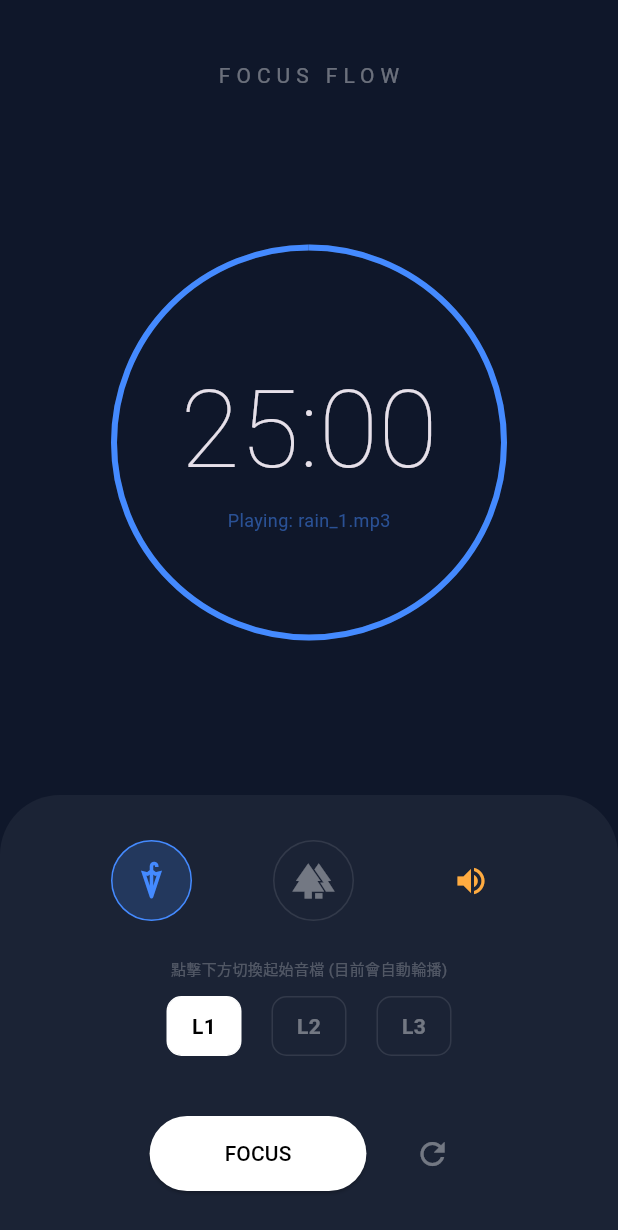
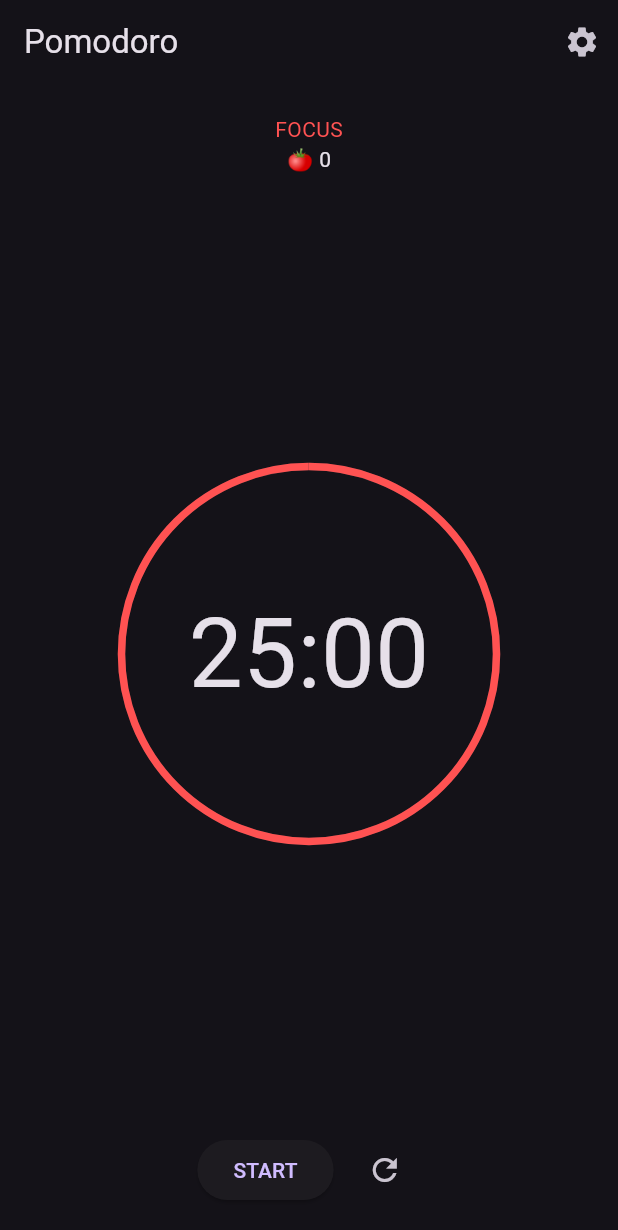
Before and after one commit to Lin-1015-newby/final_project, a Flutter app: the screen it shows after launch, on a phone screen of 412 x 824 dp. Shown: the top 1230 px of the screen. Run offline on Flutter 3.47's test engine with Material 3 defaults, Android fonts, the phone set to English and light mode, and no system bars; our stand-ins replace audioplayers.

```diff
--- a/lib/main.dart
+++ b/lib/main.dart
@@ -2,100 +2,75 @@ import 'dart:async';
 import 'package:flutter/material.dart';
 import 'package:audioplayers/audioplayers.dart';
 
-void main() => runApp(MaterialApp(
+void main() => runApp(const MyApp());
+
+class MyApp extends StatelessWidget {
+  const MyApp({super.key});
+
+  @override
+  Widget build(BuildContext context) {
+    return MaterialApp(
       debugShowCheckedModeBanner: false,
       theme: ThemeData.dark(),
-  home: PomodoroTimer(),
-));
+      home: const PomodoroTimer(),
+    );
+  }
+}
+
+/// ===============================
+/// 設定模型
+/// ===============================
+class PomodoroSettings {
+  int focusMinutes;
+  int shortBreakMinutes;
+  int longBreakMinutes;
+  int longBreakInterval;
+
+  PomodoroSettings({
+    this.focusMinutes = 25,
+    this.shortBreakMinutes = 5,
+    this.longBreakMinutes = 15,
+    this.longBreakInterval = 4,
+  });
+}
+
+/// ===============================
+/// 番茄鐘階段
+/// ===============================
+enum PomodoroPhase { focus, shortBreak, longBreak }
 
 class PomodoroTimer extends StatefulWidget {
+  const PomodoroTimer({super.key});
+
   @override
-  _PomodoroTimerState createState() => _PomodoroTimerState();
+  State<PomodoroTimer> createState() => _PomodoroTimerState();
 }
 
 class _PomodoroTimerState extends State<PomodoroTimer> {
-  static const int defaultTime = 1500;
-  int _seconds = defaultTime;
+  final PomodoroSettings _settings = PomodoroSettings();
+
+  PomodoroPhase _phase = PomodoroPhase.focus;
+  int _seconds = 25 * 60;
+  int _completedPomodoros = 0;
+  bool _isRunning = false;
+
   Timer? _timer;
-  bool _isRunning = false;
 
   final AudioPlayer _audioPlayer = AudioPlayer();
   bool _isSoundOn = true;
+  String _currentCategory = 'rain';
+  int _currentLevel = 1;
 
-  String _currentCategory = 'rain';
-  int _currentLevel = 1; // 1, 2, 3 輪流
+  int get focusTime => _settings.focusMinutes * 60;
+  int get shortBreakTime => _settings.shortBreakMinutes * 60;
+  int get longBreakTime => _settings.longBreakMinutes * 60;
 
   @override
   void initState() {
     super.initState();
-
-    // 重點：監聽播放結束事件，實作自動輪流播放
-    _audioPlayer.onPlayerComplete.listen((event) {
-      if (_isRunning && _isSoundOn) {
-        _playNextSound();
-      }
+    _audioPlayer.onPlayerComplete.listen((_) {
+      if (_isRunning && _isSoundOn) _playNextSound();
     });
-  }
-
-  // 核心邏輯：計算下一個音檔編號並播放
-  void _playNextSound() async {
-    setState(() {
-      // 1 -> 2 -> 3 -> 1 循環
-      _currentLevel = (_currentLevel % 3) + 1;
-    });
-    await _audioPlayer.play(AssetSource('sounds/$_currentFileName'));
-  }
-
-  String get _currentFileName => '${_currentCategory}_$_currentLevel.mp3';
-
-  void _toggleTimer() async {
-    if (_isRunning) {
-      _timer?.cancel();
-      await _audioPlayer.pause();
-    } else {
-      _timer = Timer.periodic(Duration(seconds: 1), (timer) {
-        setState(() {
-          if (_seconds > 0) {
-            _seconds--;
-          } else {
-            _timer?.cancel();
-            _isRunning = false;
-            _audioPlayer.stop();
-          }
-        });
-      });
-      if (_isSoundOn) {
-        await _audioPlayer.play(AssetSource('sounds/$_currentFileName'));
-      }
-    }
-    setState(() => _isRunning = !_isRunning);
-  }
-
-  void _resetTimer() {
-    _timer?.cancel();
-    _audioPlayer.stop();
-    setState(() {
-      _seconds = defaultTime;
-      _isRunning = false;
-      _currentLevel = 1; // 重置時回到第一個音檔
-    });
-  }
-
-  // 手動切換
-  void _manualUpdateSound(String category, int level) async {
-    setState(() {
-      _currentCategory = category;
-      _currentLevel = level;
-    });
-    if (_isRunning && _isSoundOn) {
-      await _audioPlayer.play(AssetSource('sounds/$_currentFileName'));
-    }
-  }
-
-  String _formatTime(int totalSeconds) {
-    int minutes = totalSeconds ~/ 60;
-    int seconds = totalSeconds % 60;
-    return '${minutes.toString().padLeft(2, '0')}:${seconds.toString().padLeft(2, '0')}';
   }
 
   @override
@@ -105,142 +80,276 @@ class _PomodoroTimerState extends State<PomodoroTimer> {
     super.dispose();
   }
 
+  /// ===============================
+  /// Timer
+  /// ===============================
+  void _startTimer() {
+    _timer = Timer.periodic(const Duration(seconds: 1), (_) {
+      if (_seconds <= 0) {
+        _handlePhaseComplete();
+        return;
+      }
+      setState(() => _seconds--);
+    });
+    _playSound();
+  }
+
+  void _pauseTimer() {
+    _timer?.cancel();
+    _audioPlayer.pause();
+    setState(() => _isRunning = false);
+  }
+
+  void _toggleTimer() {
+    setState(() => _isRunning = !_isRunning);
+    _isRunning ? _startTimer() : _pauseTimer();
+  }
+
+  void _resetTimer() {
+    _timer?.cancel();
+    _audioPlayer.stop();
+    setState(() {
+      _phase = PomodoroPhase.focus;
+      _seconds = focusTime;
+      _completedPomodoros = 0;
+      _isRunning = false;
+      _currentLevel = 1;
+    });
+  }
+
+  /// ===============================
+  /// 階段切換
+  /// ===============================
+  void _handlePhaseComplete() {
+    _timer?.cancel();
+    _audioPlayer.stop();
+
+    setState(() {
+      if (_phase == PomodoroPhase.focus) {
+        _completedPomodoros++;
+        if (_completedPomodoros % _settings.longBreakInterval == 0) {
+          _phase = PomodoroPhase.longBreak;
+          _seconds = longBreakTime;
+        } else {
+          _phase = PomodoroPhase.shortBreak;
+          _seconds = shortBreakTime;
+        }
+      } else {
+        _phase = PomodoroPhase.focus;
+        _seconds = focusTime;
+      }
+    });
+
+    _startTimer();
+  }
+
+  /// ===============================
+  /// 音效
+  /// ===============================
+  String get _currentFileName => '${_currentCategory}_$_currentLevel.mp3';
+
+  Future<void> _playSound() async {
+    if (_isRunning && _isSoundOn) {
+      await _audioPlayer.play(
+        AssetSource('sounds/$_currentFileName'),
+      );
+    }
+  }
+
+  void _playNextSound() {
+    setState(() {
+      _currentLevel = (_currentLevel % 3) + 1;
+    });
+    _playSound();
+  }
+
+  void _updateSound({String? category, int? level}) {
+    setState(() {
+      if (category != null) _currentCategory = category;
+      if (level != null) _currentLevel = level;
+    });
+    _playSound();
+  }
+
+  /// ===============================
+  /// UI Helper
+  /// ===============================
+  String get _phaseText {
+    switch (_phase) {
+      case PomodoroPhase.focus:
+        return "FOCUS";
+      case PomodoroPhase.shortBreak:
+        return "SHORT BREAK";
+      case PomodoroPhase.longBreak:
+        return "LONG BREAK";
+    }
+  }
+
+  Color get _phaseColor {
+    if (_phase == PomodoroPhase.focus) return Colors.redAccent;
+    if (_phase == PomodoroPhase.shortBreak) return Colors.greenAccent;
+    return Colors.blueAccent;
+  }
+
+  String _formatTime(int s) =>
+      '${(s ~/ 60).toString().padLeft(2, '0')}:${(s % 60).toString().padLeft(2, '0')}';
+
+  /// ===============================
+  /// UI
+  /// ===============================
   @override
   Widget build(BuildContext context) {
-    double progress = _seconds / defaultTime;
-    Color activeColor = _currentCategory == 'rain' ? Colors.blueAccent : Colors.greenAccent;
+    final maxTime = _phase == PomodoroPhase.focus
+        ? focusTime
+        : _phase == PomodoroPhase.shortBreak
+        ? shortBreakTime
+        : longBreakTime;
 
     return Scaffold(
-      backgroundColor: Color(0xFF0F172A),
-      body: SafeArea(
-        child: Column(
+      appBar: AppBar(
+        title: const Text("Pomodoro"),
+        actions: [
+          IconButton(
+            icon: const Icon(Icons.settings),
+            onPressed: () async {
+              await Navigator.push(
+                context,
+                MaterialPageRoute(
+                  builder: (_) => SettingsPage(settings: _settings),
+                ),
+              );
+              if (_phase == PomodoroPhase.focus) {
+                setState(() => _seconds = focusTime);
+              }
+            },
+          ),
+        ],
+      ),
+      body: Column(
         children: [
-            SizedBox(height: 40),
-            Text("FOCUS FLOW", style: TextStyle(letterSpacing: 4, color: Colors.white38)),
-            Spacer(),
+          const SizedBox(height: 20),
+          Text(_phaseText, style: TextStyle(color: _phaseColor)),
+          Text("🍅 $_completedPomodoros"),
+          const Spacer(),
 
           Stack(
             alignment: Alignment.center,
             children: [
               SizedBox(
-                  width: 260, height: 260,
+                width: 250,
+                height: 250,
                 child: CircularProgressIndicator(
-                    value: progress,
-                    strokeWidth: 4,
+                  value: _seconds / maxTime,
+                  strokeWidth: 5,
                   backgroundColor: Colors.white10,
-                    valueColor: AlwaysStoppedAnimation<Color>(activeColor),
+                  valueColor:
+                  AlwaysStoppedAnimation<Color>(_phaseColor),
                 ),
               ),
-                Column(
-                  mainAxisSize: MainAxisSize.min,
-                  children: [
-                    Text(_formatTime(_seconds), style: TextStyle(fontSize: 72, fontWeight: FontWeight.w200)),
-                    // 顯示目前正在播放哪一個音檔
-                    Text("Playing: $_currentFileName", style: TextStyle(fontSize: 12, color: activeColor.withOpacity(0.5))),
-                  ],
+              Text(
+                _formatTime(_seconds),
+                style: const TextStyle(fontSize: 64),
               ),
             ],
           ),
 
-            Spacer(),
+          const Spacer(),
 
-            Container(
-              padding: EdgeInsets.symmetric(vertical: 30, horizontal: 20),
-              decoration: BoxDecoration(
-                color: Colors.white.withOpacity(0.05),
-                borderRadius: BorderRadius.vertical(top: Radius.circular(40)),
-              ),
-              child: Column(
-                children: [
-                  Row(
-                    mainAxisAlignment: MainAxisAlignment.spaceEvenly,
-                    children: [
-                      _categoryIcon(Icons.umbrella, 'rain', Colors.blueAccent),
-                      _categoryIcon(Icons.forest, 'forest', Colors.greenAccent),
-                      _volumeToggle(),
-                    ],
-                  ),
-                  SizedBox(height: 25),
-                  Text("點擊下方切換起始音檔 (目前會自動輪播)", style: TextStyle(fontSize: 10, color: Colors.white24)),
-                  SizedBox(height: 10),
-                  Row(
-                    mainAxisAlignment: MainAxisAlignment.center,
-                    children: [1, 2, 3].map((level) => _levelButton(level)).toList(),
-                  ),
-                  SizedBox(height: 40),
           Row(
             mainAxisAlignment: MainAxisAlignment.center,
             children: [
-                      _mainActionButton(),
-                      SizedBox(width: 20),
-                      IconButton(icon: Icon(Icons.refresh, color: Colors.white38), onPressed: _resetTimer),
-                    ],
+              ElevatedButton(
+                onPressed: _toggleTimer,
+                child: Text(_isRunning ? "PAUSE" : "START"),
+              ),
+              const SizedBox(width: 10),
+              IconButton(
+                icon: const Icon(Icons.refresh),
+                onPressed: _resetTimer,
               ),
             ],
           ),
-            ),
+
+          const SizedBox(height: 20),
         ],
       ),
+    );
+  }
+}
+
+/// ===============================
+/// 設定頁
+/// ===============================
+class SettingsPage extends StatefulWidget {
+  final PomodoroSettings settings;
+  const SettingsPage({super.key, required this.settings});
+
+  @override
+  State<SettingsPage> createState() => _SettingsPageState();
+}
+
+class _SettingsPageState extends State<SettingsPage> {
+  late int focus;
+  late int shortBreak;
+  late int longBreak;
+  late int interval;
+
+  @override
+  void initState() {
+    super.initState();
+    focus = widget.settings.focusMinutes;
+    shortBreak = widget.settings.shortBreakMinutes;
+    longBreak = widget.settings.longBreakMinutes;
+    interval = widget.settings.longBreakInterval;
+  }
+
+  @override
+  Widget build(BuildContext context) {
+    return Scaffold(
+      appBar: AppBar(title: const Text("設定")),
+      body: ListView(
+        padding: const EdgeInsets.all(20),
+        children: [
+          _slider("專注時間（分鐘）", focus, 10, 60,
+                  (v) => setState(() => focus = v)),
+          _slider("短休息（分鐘）", shortBreak, 3, 15,
+                  (v) => setState(() => shortBreak = v)),
+          _slider("長休息（分鐘）", longBreak, 10, 30,
+                  (v) => setState(() => longBreak = v)),
+          _slider("幾次專注後長休", interval, 2, 6,
+                  (v) => setState(() => interval = v)),
+          const SizedBox(height: 30),
+          ElevatedButton(
+            onPressed: () {
+              widget.settings
+                ..focusMinutes = focus
+                ..shortBreakMinutes = shortBreak
+                ..longBreakMinutes = longBreak
+                ..longBreakInterval = interval;
+              Navigator.pop(context);
+            },
+            child: const Text("儲存"),
+          )
+        ],
       ),
     );
   }
 
-  // --- UI Helper Widgets (與先前邏輯相同，僅修改回傳函式) ---
-  Widget _categoryIcon(IconData icon, String category, Color color) {
-    bool isSelected = _currentCategory == category;
-    return GestureDetector(
-      onTap: () => _manualUpdateSound(category, _currentLevel),
-      child: AnimatedContainer(
-        duration: Duration(milliseconds: 300),
-        padding: EdgeInsets.all(12),
-        decoration: BoxDecoration(
-          color: isSelected ? color.withOpacity(0.2) : Colors.transparent,
-          shape: BoxShape.circle,
-          border: Border.all(color: isSelected ? color : Colors.white10),
+  Widget _slider(String title, int value, int min, int max,
+      ValueChanged<int> onChanged) {
+    return Column(
+      crossAxisAlignment: CrossAxisAlignment.start,
+      children: [
+        Text("$title：$value"),
+        Slider(
+          value: value.toDouble(),
+          min: min.toDouble(),
+          max: max.toDouble(),
+          divisions: max - min,
+          label: value.toString(),
+          onChanged: (v) => onChanged(v.round()),
         ),
-        child: Icon(icon, color: isSelected ? color : Colors.white38, size: 28),
-      ),
-    );
-  }
-
-  Widget _levelButton(int level) {
-    bool isSelected = _currentLevel == level;
-    return GestureDetector(
-      onTap: () => _manualUpdateSound(_currentCategory, level),
-      child: Container(
-        margin: EdgeInsets.symmetric(horizontal: 10), width: 50, height: 40,
-        alignment: Alignment.center,
-        decoration: BoxDecoration(
-          color: isSelected ? Colors.white : Colors.transparent,
-          borderRadius: BorderRadius.circular(10),
-          border: Border.all(color: isSelected ? Colors.white : Colors.white10),
-        ),
-        child: Text("L$level", style: TextStyle(color: isSelected ? Colors.black : Colors.white38, fontWeight: FontWeight.bold)),
-      ),
-    );
-  }
-
-  Widget _volumeToggle() {
-    return IconButton(
-      icon: Icon(_isSoundOn ? Icons.volume_up : Icons.volume_off),
-      color: _isSoundOn ? Colors.orangeAccent : Colors.white24,
-      onPressed: () {
-        setState(() => _isSoundOn = !_isSoundOn);
-        if (!_isSoundOn) _audioPlayer.pause();
-        else if (_isRunning) _audioPlayer.play(AssetSource('sounds/$_currentFileName'));
-      },
-    );
-  }
-
-  Widget _mainActionButton() {
-    return ElevatedButton(
-      onPressed: _toggleTimer,
-      style: ElevatedButton.styleFrom(
-        backgroundColor: Colors.white, foregroundColor: Colors.black,
-        padding: EdgeInsets.symmetric(horizontal: 50, vertical: 15),
-        shape: RoundedRectangleBorder(borderRadius: BorderRadius.circular(30)),
-      ),
-      child: Text(_isRunning ? "PAUSE" : "FOCUS"),
+      ],
     );
   }
 }
```
Lines whose indentation alone changed are shown as unchanged.
